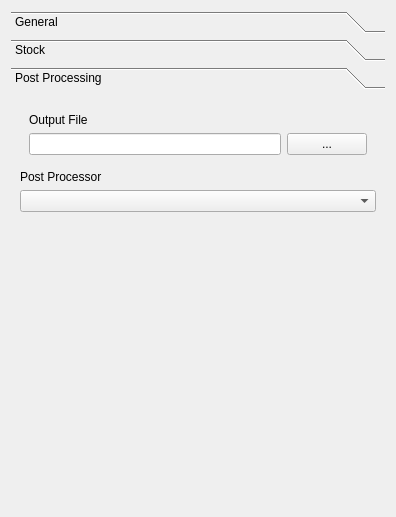
The window that src/Mod/Path/Gui/Resources/panels/JobEdit.ui (berndhahnebach/All_FreeCAD) describes before a commit, drawn with Qt 5.
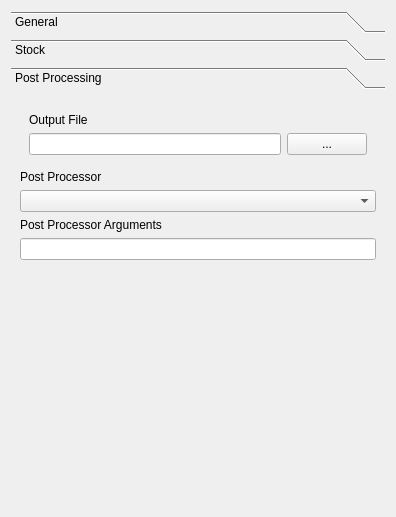
The same window after the commit. The open tabs and pages were chosen to show the change. Icons and pictures are not drawn.

Commit message: Added argument support for post processors - examples in linuxcnc_post.py.

Diff of the .ui file:
```diff
--- a/src/Mod/Path/Gui/Resources/panels/JobEdit.ui
+++ b/src/Mod/Path/Gui/Resources/panels/JobEdit.ui
@@ -215,8 +215,8 @@
        <rect>
         <x>0</x>
         <y>0</y>
-        <width>451</width>
-        <height>349</height>
+        <width>378</width>
+        <height>391</height>
        </rect>
       </property>
       <attribute name="icon">
@@ -273,6 +273,20 @@
        <item>
         <widget class="QComboBox" name="cboPostProcessor"/>
        </item>
+       <item>
+        <widget class="QLabel" name="label_8">
+         <property name="text">
+          <string>Post Processor Arguments</string>
+         </property>
+        </widget>
+       </item>
+       <item>
+        <widget class="QLineEdit" name="cboPostProcessorArgs">
+         <property name="toolTip">
+          <string>&lt;html&gt;&lt;head/&gt;&lt;body&gt;&lt;p&gt;Optional arguments passed to the Post Processor. The arguments are specific for each Post Processor, please see it's documentation for details.&lt;/p&gt;&lt;/body&gt;&lt;/html&gt;</string>
+         </property>
+        </widget>
+       </item>
        <item>
         <spacer name="verticalSpacer_2">
          <property name="orientation">
```
Left out of the diff: 10 changed lines with no effect on the pictures. The commit also changes 9 other files.
